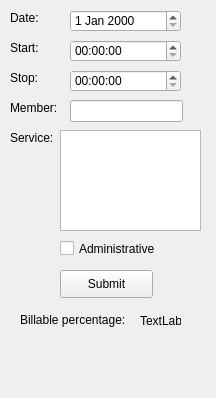
orville94Bailey/billableTimeCalc, file mainwindow.ui: the form before one commit.
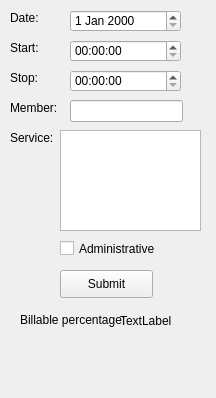
The form after the commit.

Commit message: Completed daily member time logging

The edit to the form file:
```diff
--- a/mainwindow.ui
+++ b/mainwindow.ui
@@ -146,15 +146,18 @@
    <widget class="QLabel" name="billablePercentage">
     <property name="geometry">
      <rect>
-      <x>140</x>
+      <x>120</x>
       <y>310</y>
-      <width>41</width>
+      <width>51</width>
       <height>21</height>
      </rect>
     </property>
     <property name="text">
      <string>TextLabel</string>
     </property>
+    <property name="indent">
+     <number>0</number>
+    </property>
    </widget>
    <widget class="QDateEdit" name="dateEdit">
     <property name="geometry">
```
The commit also changes 2 other files.
